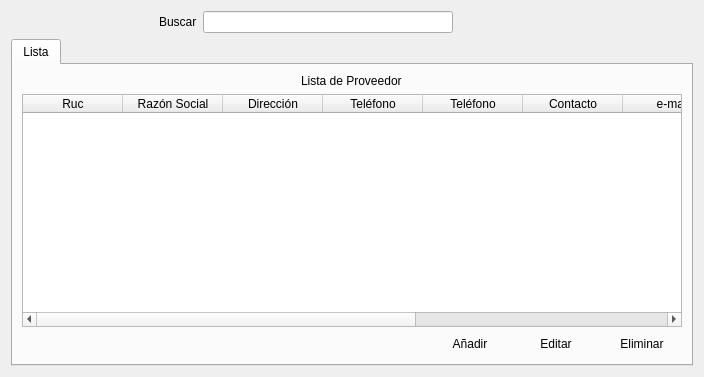
First picture: the form in compra/ui_proveedores.ui, repository rodety/manager, before the edit.
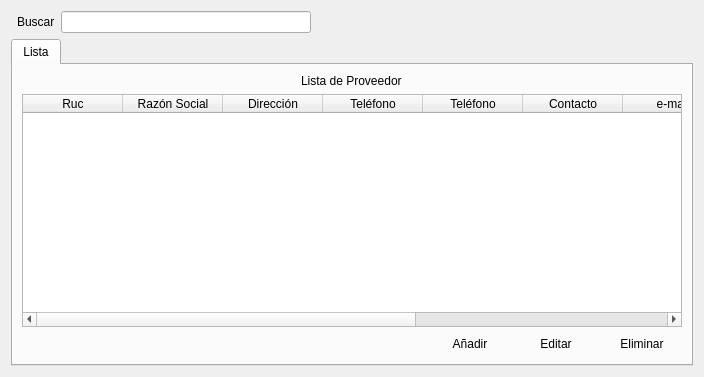
Second picture: the form after the edit. Icons and pictures are not drawn.

The edit to the form file:
```diff
--- a/compra/ui_proveedores.ui
+++ b/compra/ui_proveedores.ui
@@ -250,19 +250,6 @@
      </widget>
     </widget>
    </item>
-   <item row="0" column="0">
-    <spacer name="horizontalSpacer_5">
-     <property name="orientation">
-      <enum>Qt::Horizontal</enum>
-     </property>
-     <property name="sizeHint" stdset="0">
-      <size>
-       <width>156</width>
-       <height>20</height>
-      </size>
-     </property>
-    </spacer>
-   </item>
    <item row="0" column="1">
     <widget class="QLabel" name="label_3">
      <property name="text">
```
